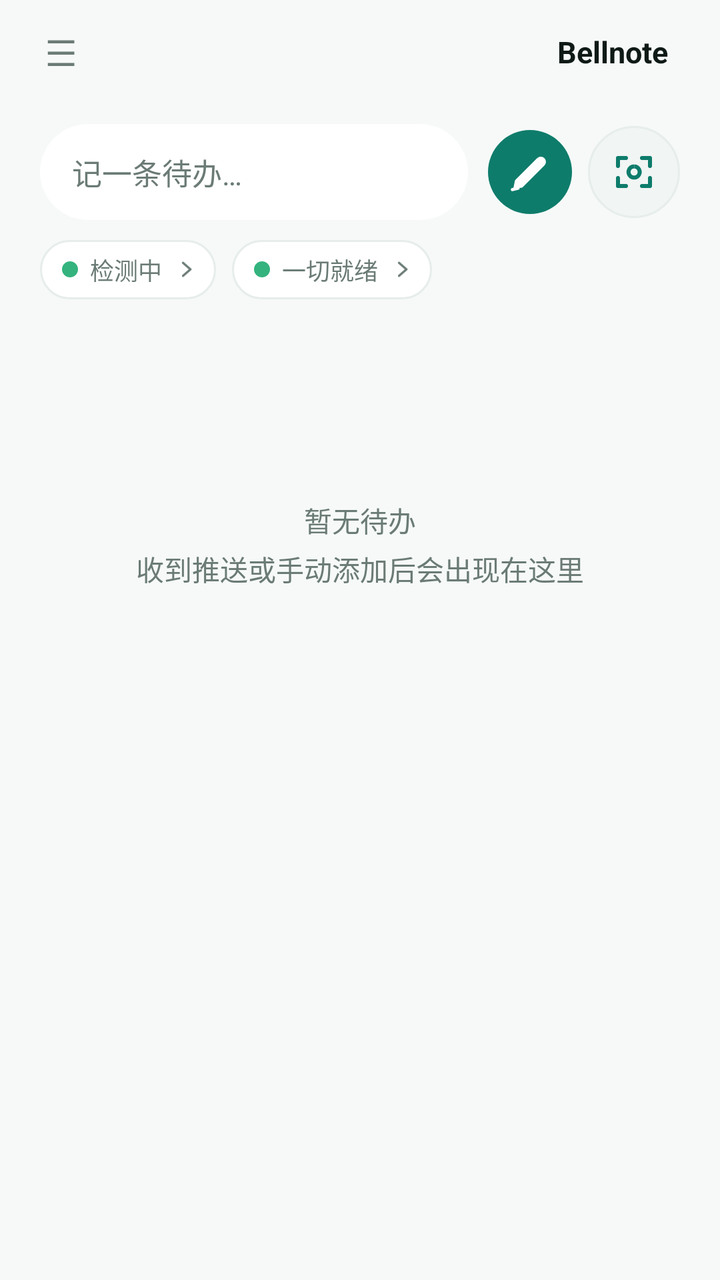
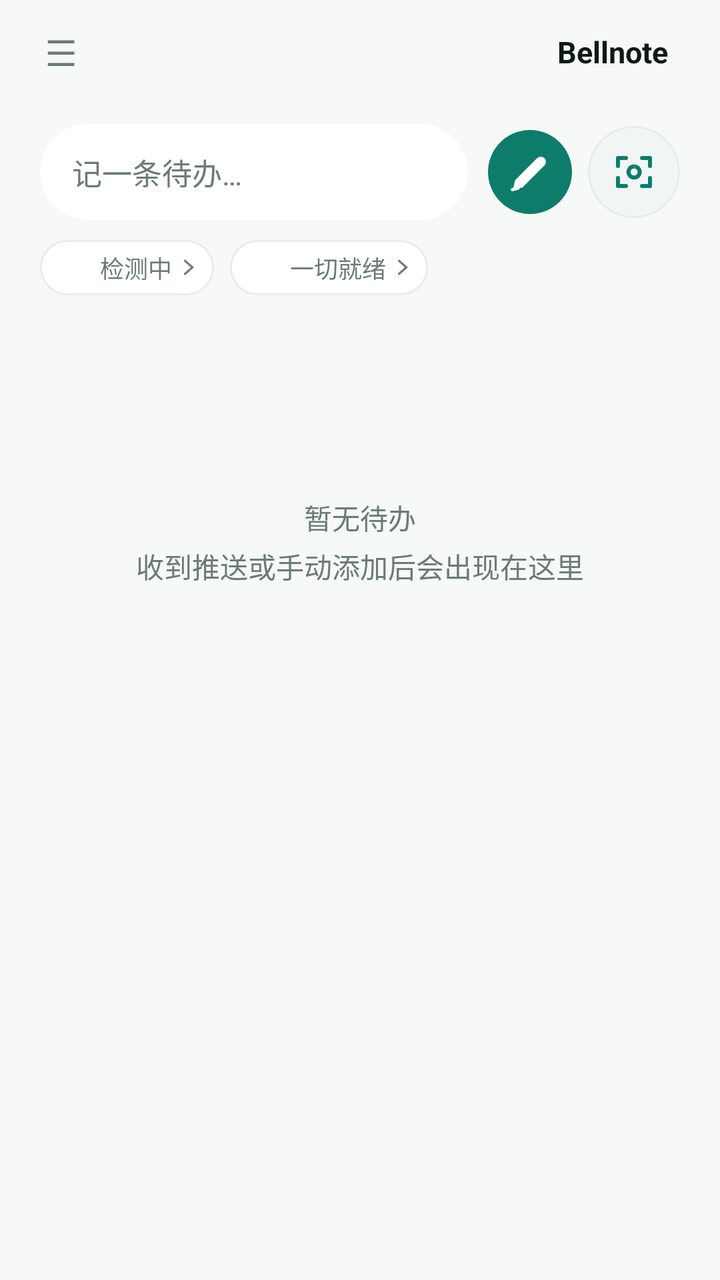

Screens rendered from an Android XML layout before and after an edit, with the pre-edit source and the edit as a unified diff.
<!-- AndroidManifest.xml: activity theme Theme.NtfyCalendar.Home -->
<!-- res/layout/activity_main.xml -->
﻿<?xml version="1.0" encoding="utf-8"?>
<androidx.drawerlayout.widget.DrawerLayout xmlns:android="http://schemas.android.com/apk/res/android"
    android:id="@+id/drawer"
    android:layout_width="match_parent"
    android:layout_height="match_parent">

    
    <LinearLayout
        android:layout_width="match_parent"
        android:layout_height="match_parent"
        android:orientation="vertical"
        android:paddingLeft="20dp"
        android:paddingRight="20dp">

        
        <FrameLayout
            android:layout_width="match_parent"
            android:layout_height="52dp"
            android:clipChildren="false"
            android:clipToPadding="false">

            <TextView
                android:id="@+id/btnMenu"
                android:layout_width="36dp"
                android:layout_height="36dp"
                android:layout_gravity="start|center_vertical"
                android:layout_marginStart="-8dp"
                android:gravity="center"
                android:text="☰"
                android:textColor="?attr/bnTextSecondary"
                android:textSize="18sp" />

            <View
                android:id="@+id/brandHalo"
                android:layout_width="96dp"
                android:layout_height="54dp"
                android:layout_gravity="end|center_vertical"
                android:background="@drawable/bg_brand_halo"
                android:visibility="gone" />

            <FrameLayout
                android:layout_width="wrap_content"
                android:layout_height="wrap_content"
                android:layout_gravity="end|center_vertical"
                android:clipChildren="false"
                android:clipToPadding="false">

                <LinearLayout
                    android:id="@+id/brandPill"
                    android:layout_width="wrap_content"
                    android:layout_height="wrap_content"
                    android:background="@android:color/transparent"
                    android:clipChildren="false"
                    android:clipToPadding="false"
                    android:clickable="true"
                    android:focusable="true"
                    android:gravity="center_vertical"
                    android:orientation="horizontal"
                    android:paddingTop="5dp"
                    android:paddingBottom="5dp">

                    <TextView
                        android:id="@+id/tvBrandName"
                        android:layout_width="wrap_content"
                        android:layout_height="wrap_content"
                        android:text="@string/app_name"
                        android:textColor="?attr/bnTextPrimary"
                        android:textSize="15sp"
                        android:textStyle="bold" />

                    <TextView
                        android:id="@+id/tvVersionTop"
                        android:layout_width="wrap_content"
                        android:layout_height="wrap_content"
                        android:layout_marginStart="6dp"
                        android:textColor="?attr/bnTextSecondary"
                        android:textSize="10sp" />
                </LinearLayout>

                <ImageView
                    android:id="@+id/brandGlyph"
                    android:layout_width="15dp"
                    android:layout_height="15dp"
                    android:layout_gravity="bottom|end"
                    android:layout_marginEnd="4dp"
                    android:layout_marginBottom="3dp"
                    android:contentDescription="ntfy 通道"
                    android:scaleType="fitCenter"
                    android:src="@drawable/ic_ntfy_prompt"
                    android:visibility="gone" />
            </FrameLayout>
        </FrameLayout>

        
        <LinearLayout
            android:layout_width="match_parent"
            android:layout_height="wrap_content"
            android:layout_marginTop="10dp"
            android:gravity="center_vertical"
            android:orientation="horizontal">

            <EditText
                android:id="@+id/etQuick"
                android:layout_width="0dp"
                android:layout_height="48dp"
                android:layout_weight="1"
                android:background="@drawable/bg_input_hero"
                android:hint="@string/quick_hint"
                android:imeOptions="actionGo"
                android:inputType="text"
                android:maxLines="1"
                android:paddingLeft="16dp"
                android:paddingRight="16dp"
                android:textColor="?attr/bnTextPrimary"
                android:textColorHint="?attr/bnTextSecondary"
                android:textSize="15sp" />

            <ImageButton
                android:id="@+id/btnQuickGo"
                android:layout_width="42dp"
                android:layout_height="42dp"
                android:layout_marginStart="10dp"
                android:background="@drawable/bg_circle_primary"
                android:contentDescription="@string/quick_go_desc"
                android:padding="9dp"
                android:scaleType="fitCenter"
                android:src="@drawable/ic_send" />

            <ImageButton
                android:id="@+id/btnShotIcon"
                android:layout_width="46dp"
                android:layout_height="46dp"
                android:layout_marginStart="8dp"
                android:background="@drawable/bg_icon_circle"
                android:contentDescription="@string/btn_shot_big"
                android:padding="11dp"
                android:scaleType="fitCenter"
                android:src="@drawable/ic_screenshot" />
        </LinearLayout>

        
        <LinearLayout
            android:layout_width="match_parent"
            android:layout_height="wrap_content"
            android:layout_marginTop="10dp"
            android:gravity="center_vertical"
            android:orientation="horizontal">

            <TextView
                android:id="@+id/healthChip"
                android:layout_width="wrap_content"
                android:layout_height="wrap_content"
                android:background="@drawable/bg_status_pill"
                android:clickable="true"
                android:drawableStart="@drawable/dot_ok"
                android:drawableEnd="@drawable/ic_chevron_right"
                android:drawablePadding="6dp"
                android:focusable="true"
                android:foreground="?android:attr/selectableItemBackground"
                android:gravity="center_vertical"
                android:maxLines="1"
                android:paddingLeft="11dp"
                android:paddingTop="6dp"
                android:paddingRight="9dp"
                android:paddingBottom="6dp"
                android:text="检测中"
                android:textColor="?attr/bnTextSecondary"
                android:textSize="12sp" />

            <TextView
                android:id="@+id/statusChip"
                android:layout_width="wrap_content"
                android:layout_height="wrap_content"
                android:layout_marginStart="8dp"
                android:background="@drawable/bg_status_pill"
                android:clickable="true"
                android:drawableStart="@drawable/dot_ok"
                android:drawableEnd="@drawable/ic_chevron_right"
                android:drawablePadding="6dp"
                android:focusable="true"
                android:foreground="?android:attr/selectableItemBackground"
                android:gravity="center_vertical"
                android:maxLines="1"
                android:paddingLeft="11dp"
                android:paddingTop="6dp"
                android:paddingRight="9dp"
                android:paddingBottom="6dp"
                android:text="一切就绪"
                android:textColor="?attr/bnTextSecondary"
                android:textSize="12sp" />
        </LinearLayout>

        <TextView
            android:id="@+id/emptyView"
            android:layout_width="match_parent"
            android:layout_height="0dp"
            android:layout_weight="1"
            android:gravity="center"
            android:lineSpacingExtra="4dp"
            android:text="@string/main_empty"
            android:textColor="?attr/bnTextSecondary"
            android:textSize="14sp" />

        <androidx.recyclerview.widget.RecyclerView
            android:id="@+id/recycler"
            android:layout_width="match_parent"
            android:layout_height="0dp"
            android:layout_weight="1"
            android:clipToPadding="false"
            android:paddingTop="0dp"
            android:paddingBottom="16dp" />
    </LinearLayout>

    
    <ScrollView
        android:layout_width="286dp"
        android:layout_height="match_parent"
        android:layout_gravity="start"
        android:background="?attr/bnNavBg"
        android:elevation="16dp">

        <LinearLayout
            android:layout_width="match_parent"
            android:layout_height="wrap_content"
            android:orientation="vertical"
            android:paddingLeft="14dp"
            android:paddingRight="14dp"
            android:paddingTop="38dp"
            android:paddingBottom="24dp">

            
            <TextView
                android:layout_width="match_parent"
                android:layout_height="wrap_content"
                android:paddingLeft="8dp"
                android:text="@string/app_name"
                android:textColor="?attr/bnTextPrimary"
                android:textSize="22sp"
                android:textStyle="bold" />

            <TextView
                android:layout_width="match_parent"
                android:layout_height="wrap_content"
                android:letterSpacing="0.04"
                android:paddingLeft="8dp"
                android:paddingTop="4dp"
                android:text="@string/nav_subtitle"
                android:textColor="?attr/bnTextSecondary"
                android:textSize="12sp" />

            <View
                android:layout_width="match_parent"
                android:layout_height="1dp"
                android:layout_marginTop="16dp"
                android:layout_marginBottom="6dp"
                android:layout_marginLeft="8dp"
                android:layout_marginRight="8dp"
                android:background="?attr/bnDivider" />

            <TextView
                style="@style/NavSection"
                android:text="@string/nav_section_new" />

            <LinearLayout
                android:id="@+id/navAddManual"
                style="@style/NavRow">
                <ImageView
                    style="@style/NavIcon"
                    android:contentDescription="@null"
                    android:src="@drawable/ic_nav_plus" />
                <TextView
                    style="@style/NavLabel"
                    android:text="@string/nav_add_manual" />
            </LinearLayout>

            <LinearLayout
                android:id="@+id/navQuick"
                style="@style/NavRow">
                <ImageView
                    style="@style/NavIcon"
                    android:contentDescription="@null"
                    android:src="@drawable/ic_nav_quick" />
                <TextView
                    style="@style/NavLabel"
                    android:text="@string/nav_quick" />
            </LinearLayout>

            <LinearLayout
                android:id="@+id/navVoice"
                style="@style/NavRow">
                <ImageView
                    style="@style/NavIcon"
                    android:contentDescription="@null"
                    android:src="@drawable/ic_nav_mic" />
                <TextView
                    style="@style/NavLabel"
                    android:text="语音说一条" />
            </LinearLayout>

            <LinearLayout
                android:id="@+id/navClip"
                style="@style/NavRow">
                <ImageView
                    style="@style/NavIcon"
                    android:contentDescription="@null"
                    android:src="@drawable/ic_nav_clip" />
                <TextView
                    style="@style/NavLabel"
                    android:text="从剪贴板记" />
            </LinearLayout>

            <LinearLayout
                android:id="@+id/navCamera"
                style="@style/NavRow">
                <ImageView
                    style="@style/NavIcon"
                    android:contentDescription="@null"
                    android:src="@drawable/ic_nav_camera" />
                <TextView
                    style="@style/NavLabel"
                    android:text="@string/nav_camera" />
            </LinearLayout>

            <TextView
                style="@style/NavSection"
                android:text="@string/nav_section_manage" />

            <LinearLayout
                android:id="@+id/navAllEvents"
                style="@style/NavRow">
                <ImageView
                    style="@style/NavIcon"
                    android:contentDescription="@null"
                    android:src="@drawable/ic_nav_list" />
                <TextView
                    style="@style/NavLabel"
                    android:text="@string/nav_all_events" />
            </LinearLayout>

            <LinearLayout
                android:id="@+id/navReconcile"
                style="@style/NavRow">
                <ImageView
                    style="@style/NavIcon"
                    android:contentDescription="@null"
                    android:src="@drawable/ic_nav_check" />
                <TextView
                    style="@style/NavLabel"
                    android:text="@string/nav_reconcile" />
            </LinearLayout>

            <LinearLayout
                android:id="@+id/navSettings"
                style="@style/NavRow">
                <ImageView
                    style="@style/NavIcon"
                    android:contentDescription="@null"
                    android:src="@drawable/ic_nav_gear" />
                <TextView
                    style="@style/NavLabel"
                    android:text="@string/nav_settings" />
            </LinearLayout>

            <View
                android:layout_width="match_parent"
                android:layout_height="1dp"
                android:layout_marginTop="14dp"
                android:layout_marginBottom="6dp"
                android:layout_marginLeft="8dp"
                android:layout_marginRight="8dp"
                android:background="?attr/bnDivider" />

            <LinearLayout
                android:id="@+id/navHelp"
                style="@style/NavRow">
                <ImageView
                    style="@style/NavIcon"
                    android:contentDescription="@null"
                    android:src="@drawable/ic_nav_help" />
                <TextView
                    style="@style/NavLabel"
                    android:text="@string/nav_help" />
            </LinearLayout>
        </LinearLayout>
    </ScrollView>
</androidx.drawerlayout.widget.DrawerLayout>
<!-- resources referenced by this layout -->
<resources>
  <!-- drawable bg_circle_primary (drawable) -->
  <?xml version="1.0" encoding="utf-8"?>
  <ripple xmlns:android="http://schemas.android.com/apk/res/android"
      android:color="#33FFFFFF">
      <item>
          <shape android:shape="oval">
              <solid android:color="?attr/bnPrimary" />
          </shape>
      </item>
  </ripple>
  <!-- drawable bg_icon_circle (drawable) -->
  <?xml version="1.0" encoding="utf-8"?>
  <shape xmlns:android="http://schemas.android.com/apk/res/android"
      android:shape="oval">
      <solid android:color="?attr/bnIconBg" />
      <stroke
          android:width="1dp"
          android:color="?attr/bnCardStroke" />
  </shape>
  <!-- drawable bg_input_hero (drawable) -->
  <?xml version="1.0" encoding="utf-8"?>
  <shape xmlns:android="http://schemas.android.com/apk/res/android"
      android:shape="rectangle">
      <solid android:color="?attr/bnSurface" />
      <corners android:radius="100dp" />
  </shape>
  <!-- drawable dot_ok (drawable) -->
  ﻿<?xml version="1.0" encoding="utf-8"?>
  <shape xmlns:android="http://schemas.android.com/apk/res/android"
      android:shape="oval">
      <solid android:color="?attr/bnOk" />
      <size
          android:width="8dp"
          android:height="8dp" />
  </shape>
  <string name="app_name">Bellnote</string>
  <string name="btn_shot_big">截图建待办</string>
  <string name="main_empty">暂无待办\n收到推送或手动添加后会出现在这里</string>
  <string name="nav_add_manual">新建待办</string>
  <string name="nav_all_events">全部日程</string>
  <string name="nav_camera">拍照识别</string>
  <string name="nav_help">帮助与引导</string>
  <string name="nav_quick">记一条</string>
  <string name="nav_reconcile">对账</string>
  <string name="nav_section_manage">管理</string>
  <string name="nav_section_new">新建</string>
  <string name="nav_settings">设置</string>
  <string name="nav_subtitle">截图 · 一句话 · 侧边栏</string>
  <string name="quick_go_desc">把这一句记成待办</string>
  <string name="quick_hint">记一条待办…</string>
  <style name="NavIcon">
          <item name="android:layout_width">34dp</item>
          <item name="android:layout_height">34dp</item>
          <item name="android:background">@drawable/bg_icon</item>
          <item name="android:padding">8dp</item>
          <item name="android:tint">?attr/bnTextSecondary</item>
      </style>
  <!-- drawable bg_icon (drawable) -->
  <?xml version="1.0" encoding="utf-8"?>
  <shape xmlns:android="http://schemas.android.com/apk/res/android"
      android:shape="rectangle">
      <solid android:color="?attr/bnIconBg" />
      <corners android:radius="11dp" />
  </shape>
  <!-- drawable ic_splash_blank (drawable) -->
  <?xml version="1.0" encoding="utf-8"?>
  <shape xmlns:android="http://schemas.android.com/apk/res/android" android:shape="rectangle">
      <solid android:color="@android:color/transparent" />
      <size android:width="1dp" android:height="1dp" />
  </shape>
  <color name="primary">#FF0E7C6B</color>
  <color name="primary_dark">#FF0A5A4D</color>
  <color name="text_on_primary">#FFFFFFFF</color>
  <color name="accent">#FFF59E0B</color>
  <color name="window_bg">#FFF6F9F8</color>
  <color name="surface">#FFFFFFFF</color>
  <color name="card_bg">#FFFFFFFF</color>
  <color name="card_stroke">#FFE6EDEB</color>
  <color name="divider">#FFEDF2F0</color>
  <color name="text_primary">#FF0F1A17</color>
  <color name="text_secondary">#FF6B7B76</color>
  <color name="chip_bg">#FFECF6F3</color>
  <color name="icon_bg">#FFF1F5F4</color>
  <color name="danger">#FFC94848</color>
  <color name="ok">#FF34B37E</color>
  <color name="warn">#FFE8A33C</color>
  <color name="muted">#FF9AA5A0</color>
  <color name="nav_bg">#FFFFFFFF</color>
  <color name="ripple">#140E7C6B</color>
  <!-- unchanged entries left out for length: 21 -->
</resources>

<!-- the commit's change to res/layout/activity_main.xml (unified diff, before → after) -->
@@ -96,24 +96,44 @@
             android:layout_width="match_parent"
             android:layout_height="wrap_content"
             android:layout_marginTop="10dp"
+            android:clipChildren="false"
+            android:clipToPadding="false"
             android:gravity="center_vertical"
             android:orientation="horizontal">
 
-            <EditText
-                android:id="@+id/etQuick"
+            <FrameLayout
                 android:layout_width="0dp"
                 android:layout_height="48dp"
                 android:layout_weight="1"
-                android:background="@drawable/bg_input_hero"
-                android:hint="@string/quick_hint"
-                android:imeOptions="actionGo"
-                android:inputType="text"
-                android:maxLines="1"
-                android:paddingLeft="16dp"
-                android:paddingRight="16dp"
-                android:textColor="?attr/bnTextPrimary"
-                android:textColorHint="?attr/bnTextSecondary"
-                android:textSize="15sp" />
+                android:clipChildren="false"
+                android:clipToPadding="false">
+
+                <EditText
+                    android:id="@+id/etQuick"
+                    android:layout_width="match_parent"
+                    android:layout_height="48dp"
+                    android:background="@drawable/bg_input_hero"
+                    android:hint="@string/quick_hint"
+                    android:imeOptions="actionGo"
+                    android:inputType="text"
+                    android:maxLines="1"
+                    android:paddingLeft="16dp"
+                    android:paddingRight="16dp"
+                    android:textColor="?attr/bnTextPrimary"
+                    android:textColorHint="?attr/bnTextSecondary"
+                    android:textSize="15sp" />
+
+                
+                <View
+                    android:id="@+id/inputHalo"
+                    android:layout_width="70dp"
+                    android:layout_height="34dp"
+                    android:layout_gravity="top|end"
+                    android:layout_marginTop="1dp"
+                    android:layout_marginEnd="3dp"
+                    android:background="@drawable/bg_brand_halo"
+                    android:visibility="gone" />
+            </FrameLayout>
 
             <ImageButton
                 android:id="@+id/btnQuickGo"
@@ -146,48 +166,114 @@
             android:gravity="center_vertical"
             android:orientation="horizontal">
 
-            <TextView
-                android:id="@+id/healthChip"
+            <LinearLayout
+                android:id="@+id/healthTap"
                 android:layout_width="wrap_content"
                 android:layout_height="wrap_content"
                 android:background="@drawable/bg_status_pill"
                 android:clickable="true"
-                android:drawableStart="@drawable/dot_ok"
-                android:drawableEnd="@drawable/ic_chevron_right"
-                android:drawablePadding="6dp"
+                android:contentDescription="运行体检"
                 android:focusable="true"
                 android:foreground="?android:attr/selectableItemBackground"
                 android:gravity="center_vertical"
-                android:maxLines="1"
-                android:paddingLeft="11dp"
-                android:paddingTop="6dp"
-                android:paddingRight="9dp"
-                android:paddingBottom="6dp"
-                android:text="检测中"
-                android:textColor="?attr/bnTextSecondary"
-                android:textSize="12sp" />
-
-            <TextView
-                android:id="@+id/statusChip"
+                android:orientation="horizontal"
+                android:paddingLeft="9dp"
+                android:paddingTop="5dp"
+                android:paddingRight="7dp"
+                android:paddingBottom="5dp">
+
+                <FrameLayout
+                    android:layout_width="16dp"
+                    android:layout_height="16dp">
+
+                    <View
+                        android:id="@+id/healthGlow"
+                        android:layout_width="16dp"
+                        android:layout_height="16dp"
+                        android:layout_gravity="center"
+                        android:background="@drawable/bg_indicator_glow" />
+
+                    <View
+                        android:id="@+id/healthDot"
+                        android:layout_width="7dp"
+                        android:layout_height="7dp"
+                        android:layout_gravity="center"
+                        android:background="@drawable/bg_indicator_core" />
+                </FrameLayout>
+
+                <TextView
+                    android:id="@+id/healthLabel"
+                    android:layout_width="wrap_content"
+                    android:layout_height="wrap_content"
+                    android:layout_marginStart="5dp"
+                    android:maxLines="1"
+                    android:text="检测中"
+                    android:textColor="?attr/bnTextSecondary"
+                    android:textSize="12sp" />
+
+                <ImageView
+                    android:layout_width="12dp"
+                    android:layout_height="12dp"
+                    android:layout_marginStart="2dp"
+                    android:contentDescription="查看"
+                    android:src="@drawable/ic_chevron_right"
+                    android:tint="?attr/bnTextSecondary" />
+            </LinearLayout>
+
+            <LinearLayout
+                android:id="@+id/statusTap"
                 android:layout_width="wrap_content"
                 android:layout_height="wrap_content"
                 android:layout_marginStart="8dp"
                 android:background="@drawable/bg_status_pill"
                 android:clickable="true"
-                android:drawableStart="@drawable/dot_ok"
-                android:drawableEnd="@drawable/ic_chevron_right"
-                android:drawablePadding="6dp"
+                android:contentDescription="同步状态"
                 android:focusable="true"
                 android:foreground="?android:attr/selectableItemBackground"
                 android:gravity="center_vertical"
-                android:maxLines="1"
-                android:paddingLeft="11dp"
-                android:paddingTop="6dp"
-                android:paddingRight="9dp"
-                android:paddingBottom="6dp"
-                android:text="一切就绪"
-                android:textColor="?attr/bnTextSecondary"
-                android:textSize="12sp" />
+                android:orientation="horizontal"
+                android:paddingLeft="9dp"
+                android:paddingTop="5dp"
+                android:paddingRight="7dp"
+                android:paddingBottom="5dp">
+
+                <FrameLayout
+                    android:layout_width="16dp"
+                    android:layout_height="16dp">
+
+                    <View
+                        android:id="@+id/statusGlow"
+                        android:layout_width="16dp"
+                        android:layout_height="16dp"
+                        android:layout_gravity="center"
+                        android:background="@drawable/bg_indicator_glow" />
+
+                    <View
+                        android:id="@+id/statusDot"
+                        android:layout_width="7dp"
+                        android:layout_height="7dp"
+                        android:layout_gravity="center"
+                        android:background="@drawable/bg_indicator_core" />
+                </FrameLayout>
+
+                <TextView
+                    android:id="@+id/statusLabel"
+                    android:layout_width="wrap_content"
+                    android:layout_height="wrap_content"
+                    android:layout_marginStart="5dp"
+                    android:maxLines="1"
+                    android:text="一切就绪"
+                    android:textColor="?attr/bnTextSecondary"
+                    android:textSize="12sp" />
+
+                <ImageView
+                    android:layout_width="12dp"
+                    android:layout_height="12dp"
+                    android:layout_marginStart="2dp"
+                    android:contentDescription="查看"
+                    android:src="@drawable/ic_chevron_right"
+                    android:tint="?attr/bnTextSecondary" />
+            </LinearLayout>
         </LinearLayout>
 
         <TextView
<!-- resource entries referenced after the edit -->
@@ -19,21 +19,30 @@
           android:width="1dp"
           android:color="?attr/bnCardStroke" />
   </shape>
+  <!-- drawable bg_indicator_core (drawable) -->
+  <?xml version="1.0" encoding="utf-8"?>
+  <shape xmlns:android="http://schemas.android.com/apk/res/android"
+      android:shape="oval">
+      
+      <solid android:color="#FFFFFFFF" />
+  </shape>
+  <!-- drawable bg_indicator_glow (drawable) -->
+  <?xml version="1.0" encoding="utf-8"?>
+  <shape xmlns:android="http://schemas.android.com/apk/res/android"
+      android:shape="oval">
+      
+      <gradient
+          android:type="radial"
+          android:gradientRadius="11dp"
+          android:startColor="#FFFFFFFF"
+          android:endColor="#00FFFFFF" />
+  </shape>
   <!-- drawable bg_input_hero (drawable) -->
   <?xml version="1.0" encoding="utf-8"?>
   <shape xmlns:android="http://schemas.android.com/apk/res/android"
       android:shape="rectangle">
       <solid android:color="?attr/bnSurface" />
       <corners android:radius="100dp" />
-  </shape>
-  <!-- drawable dot_ok (drawable) -->
-  ﻿<?xml version="1.0" encoding="utf-8"?>
-  <shape xmlns:android="http://schemas.android.com/apk/res/android"
-      android:shape="oval">
-      <solid android:color="?attr/bnOk" />
-      <size
-          android:width="8dp"
-          android:height="8dp" />
   </shape>
   <string name="app_name">Bellnote</string>
   <string name="btn_shot_big">截图建待办</string>
